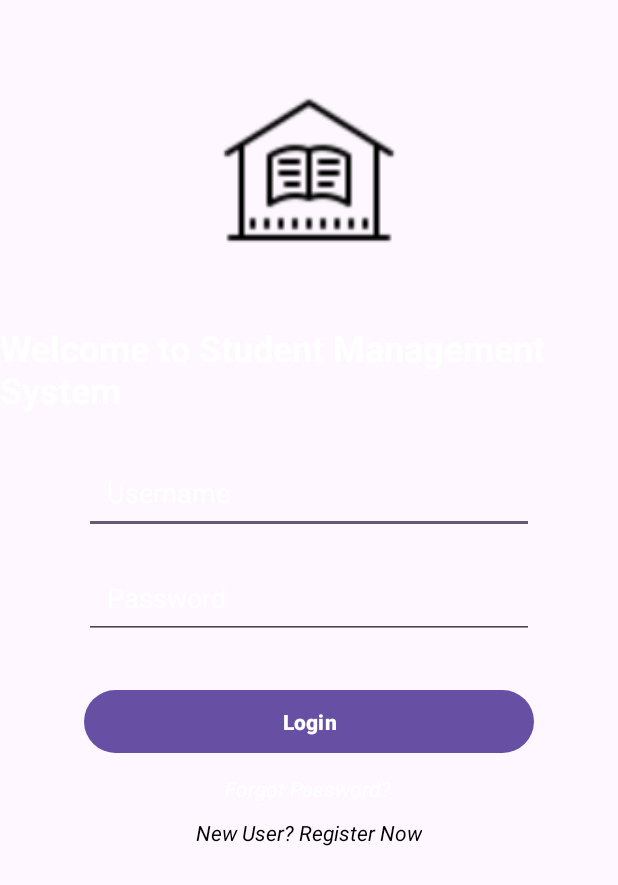
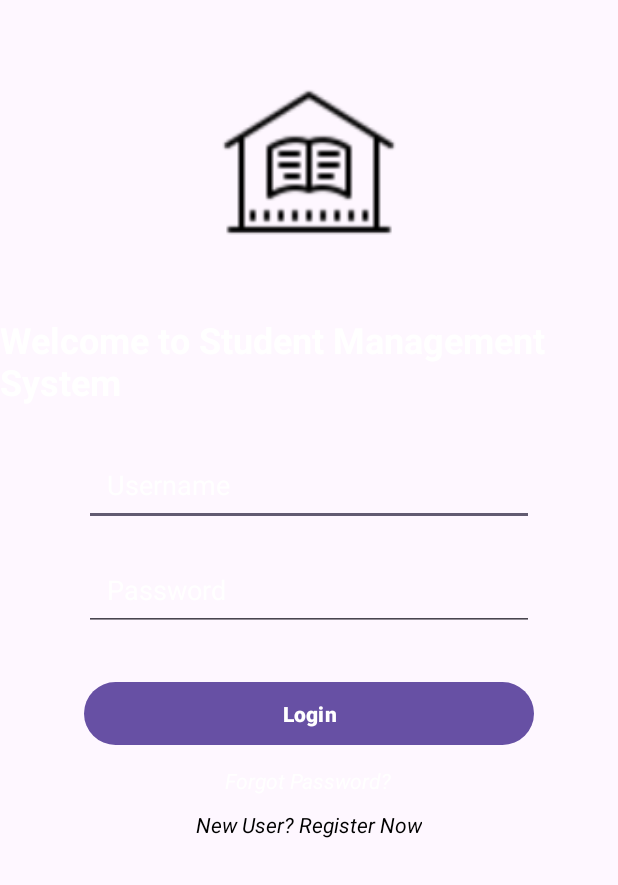
Before and after one commit to Devnath03/Student_Management_App-Android, an Android app: the screen it shows after launch (Login_Page), on a phone screen of 412 x 824 dp. Shown: the top 885 px of the screen. Run offline under Robolectric (Android 15) with nearby library versions, the phone set to English and light mode, and no system bars; 1 statement that could not run was skipped.

Commit message:
Revert "Revert "Revert 1 main 02""

```diff
--- a/app/src/main/res/layout/activity_login_page.xml
+++ b/app/src/main/res/layout/activity_login_page.xml
@@ -12,7 +12,7 @@
         android:id="@+id/logoImageView"
         android:layout_width="120dp"
         android:layout_height="120dp"
-        android:layout_marginTop="55dp"
+        android:layout_marginTop="50dp"
         android:layout_centerHorizontal="true"
         android:src="@drawable/school"
         android:contentDescription="@string/logo_description"
```
